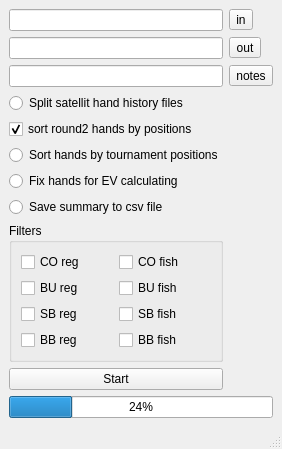
The window that form.ui (anton-ju/hand-filter) describes before a commit, drawn with Qt 5.
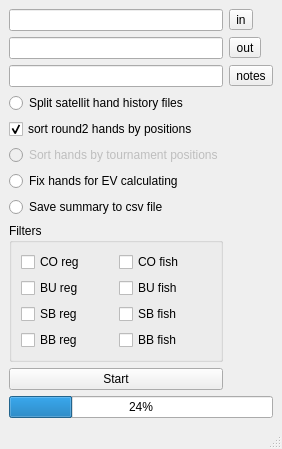
The same window after the commit.

```diff
--- a/form.ui
+++ b/form.ui
@@ -22,6 +22,9 @@
      <layout class="QGridLayout" name="gridLayout">
       <item row="8" column="0">
        <widget class="QRadioButton" name="radioSort">
+        <property name="enabled">
+         <bool>false</bool>
+        </property>
         <property name="text">
          <string>Sort hands by tournament positions</string>
         </property>
```
